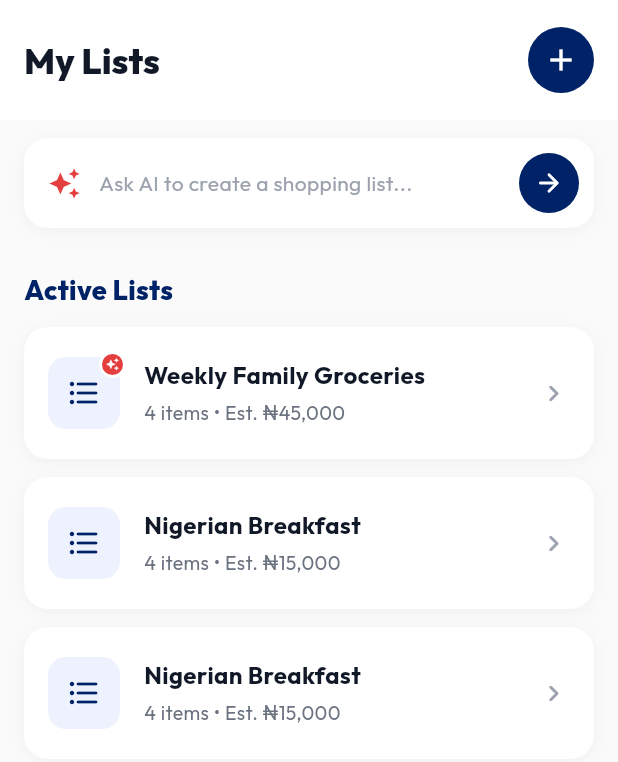
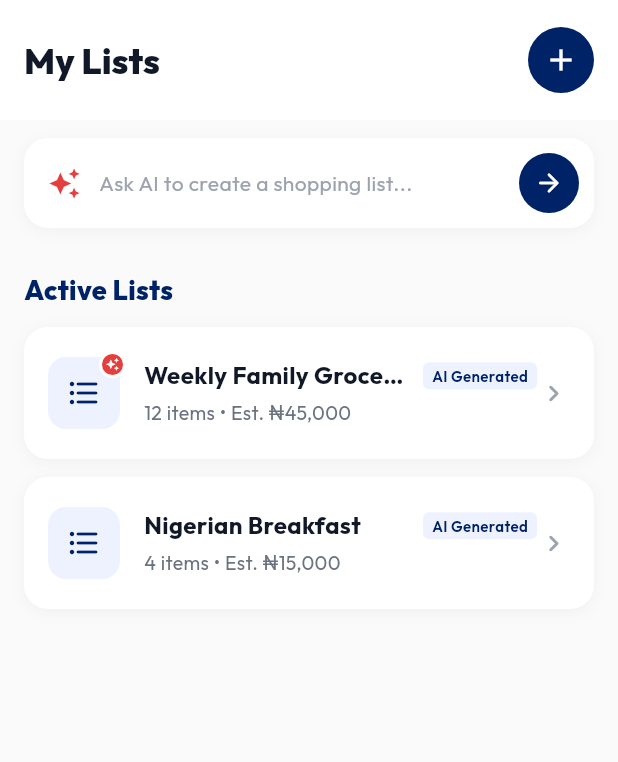
Before and after one commit to tee-15/Priceet-Consumer-App, a Flutter app: the ListsScreen screen opened directly, on a phone screen of 412 x 824 dp. Shown: the top 762 px of the screen. Run offline on Flutter 3.47's test engine with Material 3 defaults, Android fonts, the phone set to English and light mode, and no system bars; our stand-ins replace flutter_svg; network calls fail.

Commit message:
feat: distinguish between manual and AI-generated lists with UI labels and dynamic price calculations.

```diff
--- a/lib/features/home/presentation/screens/generated_list_screen.dart
+++ b/lib/features/home/presentation/screens/generated_list_screen.dart
@@ -271,12 +271,6 @@ class _GeneratedListScreenState extends State<GeneratedListScreen> {
           ),
         ],
       ),
-      actions: [
-        IconButton(
-          onPressed: () {},
-          icon: const Icon(Icons.more_horiz, color: Color(0xFF9CA3AF)),
-        ),
-      ],
       bottom: PreferredSize(
         preferredSize: const Size.fromHeight(1),
         child: Container(color: const Color(0xFFE5E7EB), height: 1),
--- a/lib/features/home/presentation/screens/lists_screen.dart
+++ b/lib/features/home/presentation/screens/lists_screen.dart
@@ -17,21 +17,17 @@ class _ListsScreenState extends State<ListsScreen> {
   final List<Map<String, dynamic>> _activeLists = [
     {
       'title': 'Weekly Family Groceries',
-      'itemCount': 4,
+      'itemCount': 12,
       'estimatedTotal': 45000,
       'hasNotification': true,
+      'isManual': false,
     },
     {
       'title': 'Nigerian Breakfast',
       'itemCount': 4,
       'estimatedTotal': 15000,
       'hasNotification': false,
-    },
-    {
-      'title': 'Nigerian Breakfast',
-      'itemCount': 4,
-      'estimatedTotal': 15000,
-      'hasNotification': false,
+      'isManual': false,
     },
   ];
 
@@ -45,7 +41,8 @@ class _ListsScreenState extends State<ListsScreen> {
           'title': result,
           'itemCount': 4, // Mock values for the newly generated list
           'estimatedTotal': 2200,
-          'hasNotification': false,
+          'hasNotification': true,
+          'isManual': false,
         });
       });
     }
@@ -61,6 +58,7 @@ class _ListsScreenState extends State<ListsScreen> {
         'itemCount': 0,
         'estimatedTotal': price,
         'hasNotification': false,
+        'isManual': true,
       });
       _showCreateForm = false;
       _nameController.clear();
@@ -358,7 +356,10 @@ class _ListsScreenState extends State<ListsScreen> {
                     onTap: () {
                       Navigator.push(
                         context,
-                        MaterialPageRoute(builder: (context) => SavedListDetailsScreen(title: list['title'])),
+                        MaterialPageRoute(builder: (context) => SavedListDetailsScreen(
+                          title: list['title'],
+                          isManual: list['isManual'] ?? false,
+                        )),
                       );
                     },
                     child: _buildListCard(list),
@@ -378,6 +379,7 @@ class _ListsScreenState extends State<ListsScreen> {
     final String title = (list['title'] as String?) ?? 'Untitled List';
     final int itemCount = (list['itemCount'] as num?)?.toInt() ?? 0;
     final num estimatedTotal = (list['estimatedTotal'] as num?) ?? 0;
+    final bool isManual = (list['isManual'] as bool?) ?? false;
 
     return Container(
       margin: const EdgeInsets.only(bottom: 12),
@@ -451,7 +453,10 @@ class _ListsScreenState extends State<ListsScreen> {
                   child: Column(
                     crossAxisAlignment: CrossAxisAlignment.start,
                     children: [
-                      Text(
+                      Row(
+                        children: [
+                          Expanded(
+                            child: Text(
                               title,
                               style: const TextStyle(
                                 fontFamily: 'Outfit',
@@ -461,6 +466,45 @@ class _ListsScreenState extends State<ListsScreen> {
                               ),
                               maxLines: 1,
                               overflow: TextOverflow.ellipsis,
+                            ),
+                          ),
+                          if (isManual)
+                            Container(
+                              padding: const EdgeInsets.symmetric(horizontal: 6, vertical: 2),
+                              margin: const EdgeInsets.only(left: 8),
+                              decoration: BoxDecoration(
+                                color: const Color(0xFFE5E7EB),
+                                borderRadius: BorderRadius.circular(4),
+                              ),
+                              child: const Text(
+                                'Manual',
+                                style: TextStyle(
+                                  fontFamily: 'Outfit',
+                                  fontSize: 10,
+                                  fontWeight: FontWeight.w600,
+                                  color: Color(0xFF4B5563),
+                                ),
+                              ),
+                            )
+                          else
+                            Container(
+                              padding: const EdgeInsets.symmetric(horizontal: 6, vertical: 2),
+                              margin: const EdgeInsets.only(left: 8),
+                              decoration: BoxDecoration(
+                                color: const Color(0xFFEEF2FF),
+                                borderRadius: BorderRadius.circular(4),
+                              ),
+                              child: const Text(
+                                'AI Generated',
+                                style: TextStyle(
+                                  fontFamily: 'Outfit',
+                                  fontSize: 10,
+                                  fontWeight: FontWeight.w600,
+                                  color: Color(0xFF002367),
+                                ),
+                              ),
+                            ),
+                        ],
                       ),
                       const SizedBox(height: 4),
                       Text(
```
Also changed, not shown: lib/features/home/presentation/screens/saved_list_details_screen.dart (+107 -20 lines). Lines whose indentation alone changed are shown as unchanged.
